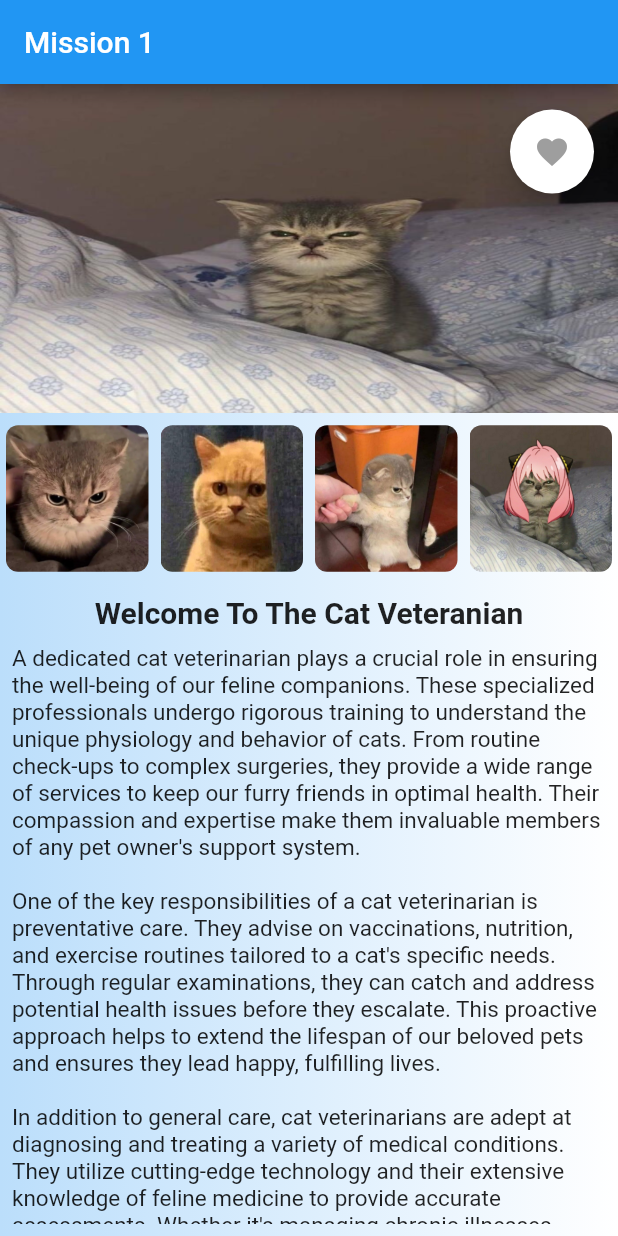
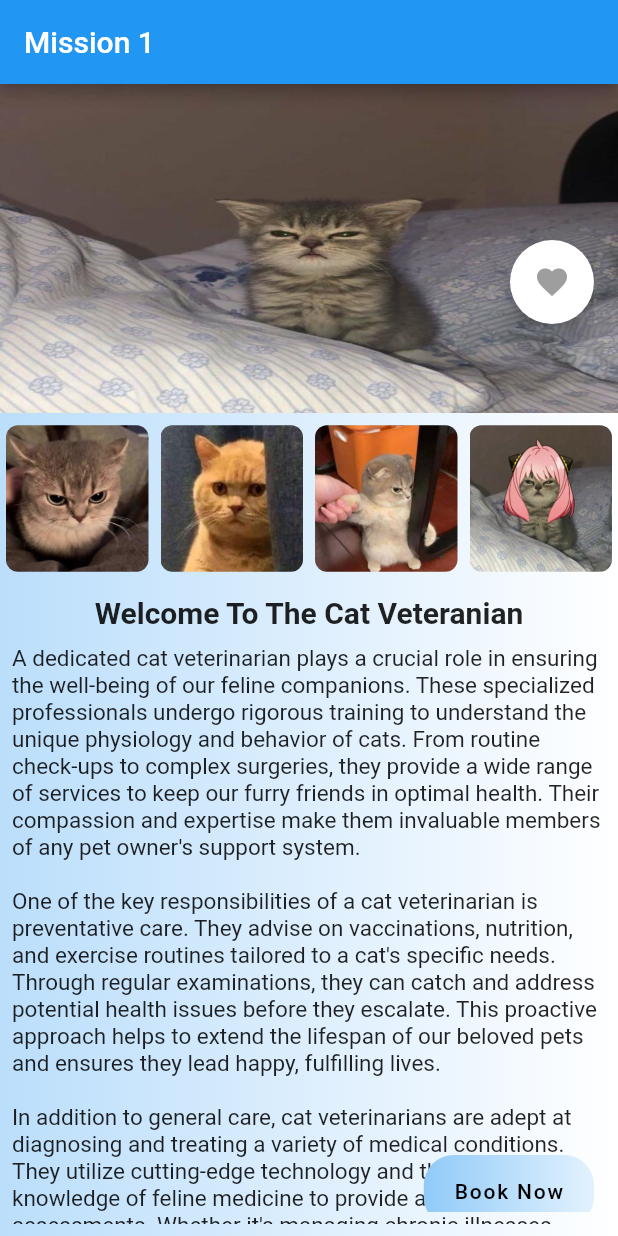
Before and after one commit to Marsh16/marshaalexislikorawung_flutterwidget, a Flutter app: the screen it shows after launch, on a phone screen of 412 x 824 dp. Run offline on Flutter 3.47's test engine with Material 2 defaults, Android fonts, the light colour scheme and no system bars; our stand-ins replace email_validator, fluttertoast.

Commit message:
Update Week 6

```diff
--- a/lib/mission.dart
+++ b/lib/mission.dart
@@ -1,4 +1,6 @@
 import 'package:flutter/material.dart';
+import 'package:fluttertoast/fluttertoast.dart';
+import 'package:marshaalexislikorawung_flutterwidget/booking.dart';
 
 class MissionPage extends StatefulWidget {
   const MissionPage({super.key});
@@ -24,9 +26,14 @@ class _MissionPageState extends State<MissionPage> {
           title: const Text("Mission 1"),
           centerTitle: false,
         ), //appbar
-        floatingActionButtonLocation: FloatingActionButtonLocation.endTop,
-        floatingActionButton: Container(
-          margin: EdgeInsets.only(top: 90, right: 0), // Add margin to the FAB
+        floatingActionButton: Stack(
+          children: [
+            Positioned(
+              top: 16.0, // Adjust as needed
+              right: 0.0, // Adjust as needed
+              child: Container(
+                margin:
+                    EdgeInsets.only(top: 160, right: 0), // Add margin to the FAB
                 child: FloatingActionButton(
                   onPressed: () {
                     toggleColor();
@@ -35,8 +42,44 @@ class _MissionPageState extends State<MissionPage> {
                   child: Icon(Icons.favorite, color: fabColor),
                   shape: RoundedRectangleBorder(
                     borderRadius: BorderRadius.circular(28.0),
+
+                  ),
+
                 ),
               ),
+            ),
+            Positioned(
+              top: 16.0, // Adjust as needed
+              right: 0.0, // Adjust as needed
+             child: Container(
+                margin:
+                    EdgeInsets.only(top: 770, right: 0), // Add margin to the FAB
+                    child: Container(
+                decoration: BoxDecoration(
+                  gradient: LinearGradient(
+                    begin: Alignment.centerLeft,
+                    end: Alignment.centerRight,
+                    colors: [Colors.blue[200]!, Colors.blue[50]!],
+                  ),
+                   borderRadius: BorderRadius.circular(20.0)// Makes it circular
+                ),
+                child: FloatingActionButton.extended(
+                  onPressed: () {
+                     Navigator.pushReplacement(context,
+                            MaterialPageRoute(builder: (context) {
+                          return BookingPage();
+                        }));
+                  },
+                  label: Text('Book Now'),
+                  backgroundColor: Colors.transparent,
+                  elevation: 0,
+                  foregroundColor: Colors.black, // Remove elevation to match design
+
+                )
+              ),
+            ),
+            )
+          ],
         ),
         body: Container(
           width: double.infinity,
```
Also changed, not shown: lib/booking.dart (added, +167 -0 lines), pubspec.yaml (+4 -8 lines), pubspec.lock, 5 other files. Lines whose indentation alone changed are shown as unchanged.
